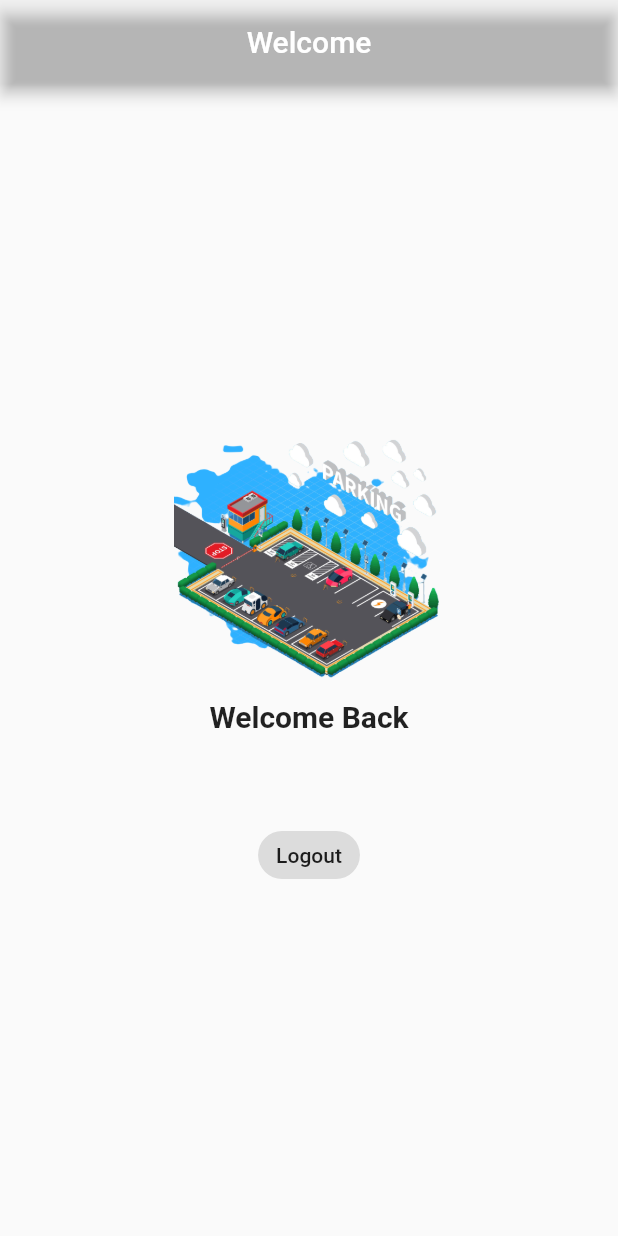
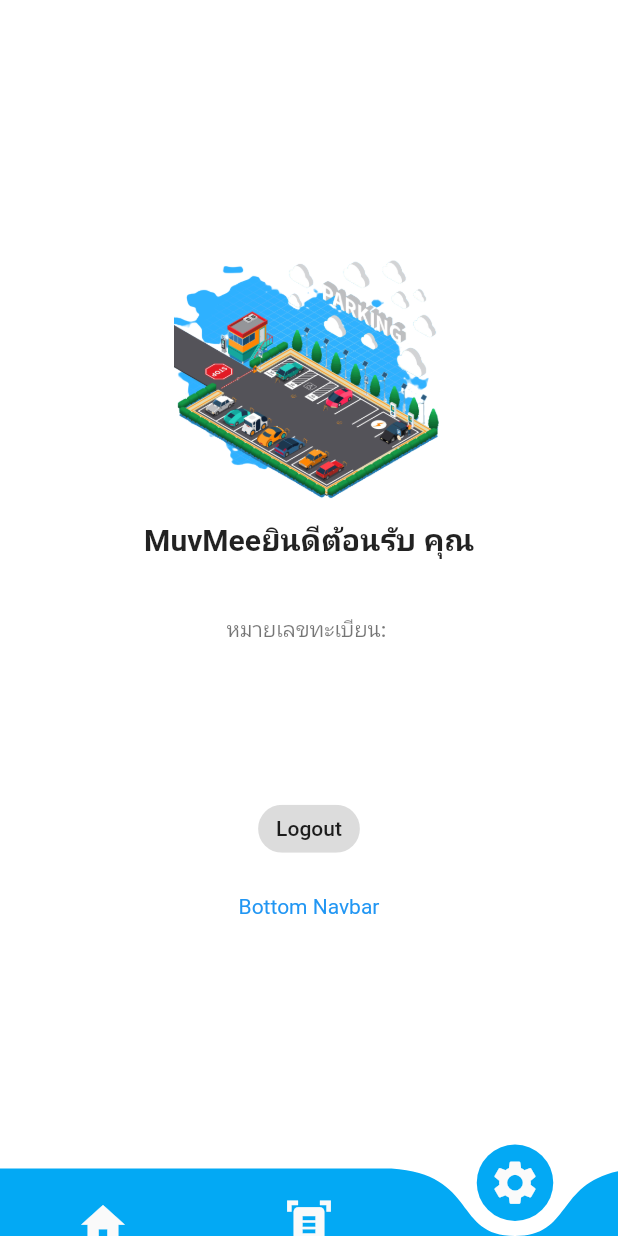
Before and after one commit to Silencesoulz/muvmee_flutter_project, a Flutter app: the HomeScreen screen opened directly, on a phone screen of 412 x 824 dp. Run offline on Flutter 3.47's test engine with Material 2 defaults, Android fonts, the phone set to English and light mode, and no system bars; drawn by our look-alikes of curved_navigation_bar; our stand-ins replace cloud_firestore, firebase_auth, firebase_core, fluttertoast; accounts and stored records are empty.

Commit message:
Bottom Navbar

```diff
--- /dev/null
+++ b/lib/camerapage.dart
@@ -0,0 +1,10 @@
+import 'package:flutter/material.dart';
+
+class CameraPage extends StatelessWidget {
+  @override
+  Widget build(BuildContext context) {
+    return Container(
+      child: Text('Camera'),
+    );
+  }
+}
--- a/lib/homepage.dart
+++ b/lib/homepage.dart
@@ -1,8 +1,12 @@
+import 'dart:async';
 import 'package:cloud_firestore/cloud_firestore.dart';
 import 'package:firebase_auth/firebase_auth.dart';
 import 'package:flutter/material.dart';
+import 'package:flutter_tutorial/camerapage.dart';
 import 'package:flutter_tutorial/login.dart';
 import 'package:flutter_tutorial/model/user_model.dart';
+import 'package:curved_navigation_bar/curved_navigation_bar.dart';
+import 'package:flutter_tutorial/settingpage.dart';
 
 class HomeScreen extends StatefulWidget {
   const HomeScreen({Key? key}) : super(key: key);
@@ -14,7 +18,13 @@
 class _HomeScreenState extends State<HomeScreen> {
   User? user = FirebaseAuth.instance.currentUser;
   UserModel loggedInUser = UserModel();
+  int index = 2;
 
+  final screens = [
+    HomeScreen(),
+    CameraPage(),
+    SettingPage(),
+  ];
   @override
   void initState() {
     super.initState();
@@ -30,11 +40,32 @@
 
   @override
   Widget build(BuildContext context) {
-    return Scaffold(
-      appBar: AppBar(
-        title: Text("Welcome"),
+    final items = <Widget>[
+      Icon(Icons.home, size: 35),
+      Icon(Icons.document_scanner, size: 35),
+      Icon(Icons.settings, size: 35),
+    ];
+    return Container(
+      color: Colors.lightBlue,
+      child: SafeArea(
+        top: false,
+        child: ClipRect(
+          child: Scaffold(
+            backgroundColor: Colors.white,
+            bottomNavigationBar: Theme(
+              data: Theme.of(context)
+                  .copyWith(iconTheme: IconThemeData(color: Colors.grey[50])),
+              child: CurvedNavigationBar(
+                animationCurve: Curves.fastLinearToSlowEaseIn,
+                animationDuration: Duration(milliseconds: 1500),
+                color: Colors.lightBlue,
                 backgroundColor: Colors.transparent,
-        centerTitle: true,
+                buttonBackgroundColor: Colors.lightBlue,
+                height: 45,
+                index: index,
+                items: items,
+                onTap: (index) => setState(() => this.index = index),
+              ),
             ),
             body: Center(
               child: Padding(
@@ -49,27 +80,44 @@
                           fit: BoxFit.contain),
                     ),
                     Text(
-                "Welcome Back",
-                style: TextStyle(fontSize: 20, fontWeight: FontWeight.bold),
+                      "MuvMeeยินดีต้อนรับ คุณ${loggedInUser.firstName}",
+                      style:
+                          TextStyle(fontSize: 20, fontWeight: FontWeight.bold),
                     ),
                     SizedBox(
-                height: 10,
+                      height: 20,
                     ),
-              Text("${loggedInUser.firstName} ${loggedInUser.lastName}",
+                    Text(" ${loggedInUser.firstName} ${loggedInUser.lastName}",
                         style: TextStyle(
                           color: Colors.black54,
                           fontWeight: FontWeight.w500,
                         )),
-              Text("${loggedInUser.licenseplate}",
+                    Text("หมายเลขทะเบียน: ${loggedInUser.licenseplate}",
                         style: TextStyle(
                           color: Colors.black54,
                           fontWeight: FontWeight.w500,
                         )),
                     SizedBox(
-                height: 15,
+                      height: 100,
                     ),
-              ActionChip(label: Text("Logout"), onPressed: () {})
+                    ActionChip(
+                        label: Text("Logout"),
+                        onPressed: () {
+                          logout(context);
+                        }),
+                    SizedBox(
+                      height: 20,
+                    ),
+                    Text(
+                      "Bottom Navbar",
+                      style: TextStyle(
+                        color: Colors.blue,
+                      ),
+                    )
                   ],
+                ),
+              ),
+            ),
           ),
         ),
       ),
--- /dev/null
+++ b/lib/settingpage.dart
@@ -0,0 +1,10 @@
+import 'package:flutter/material.dart';
+
+class SettingPage extends StatelessWidget {
+  @override
+  Widget build(BuildContext context) {
+    return Container(
+      child: Text('Setting'),
+    );
+  }
+}
--- a/lib/splashscreen.dart
+++ b/lib/splashscreen.dart
@@ -1,5 +1,4 @@
 import 'package:flutter/material.dart';
-// import 'package:flutter_tutorial/login.dart';
 import 'dart:async';
 import 'package:flutter_tutorial/login.dart';
 
```
Also changed, not shown: pubspec.yaml (+6 -1 lines), lib/pagecontrol.dart (added), pubspec.lock. Lines whose indentation alone changed are shown as unchanged.
